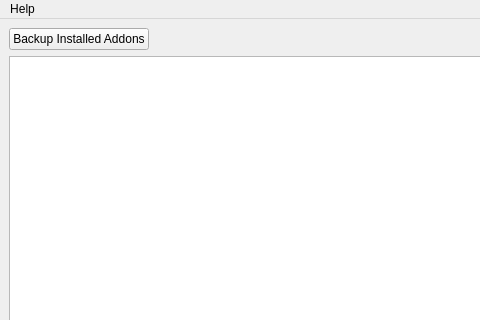
darthtenebrus/linion, file mainwindow.ui: the form before one commit; both pictures show x 0 to 480 and y 0 to 320 of the 1144 by 647 pixel window.
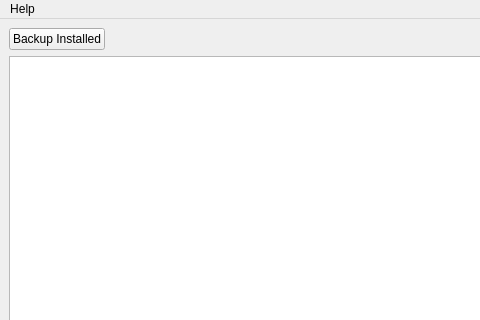
The form after the commit. Icons and pictures are not drawn.

The edit to the form file:
```diff
--- a/mainwindow.ui
+++ b/mainwindow.ui
@@ -32,7 +32,7 @@
          </sizepolicy>
         </property>
         <property name="text">
-         <string>Backup Installed Addons</string>
+         <string>Backup Installed</string>
         </property>
         <property name="icon">
          <iconset resource="images.qrc">
```
